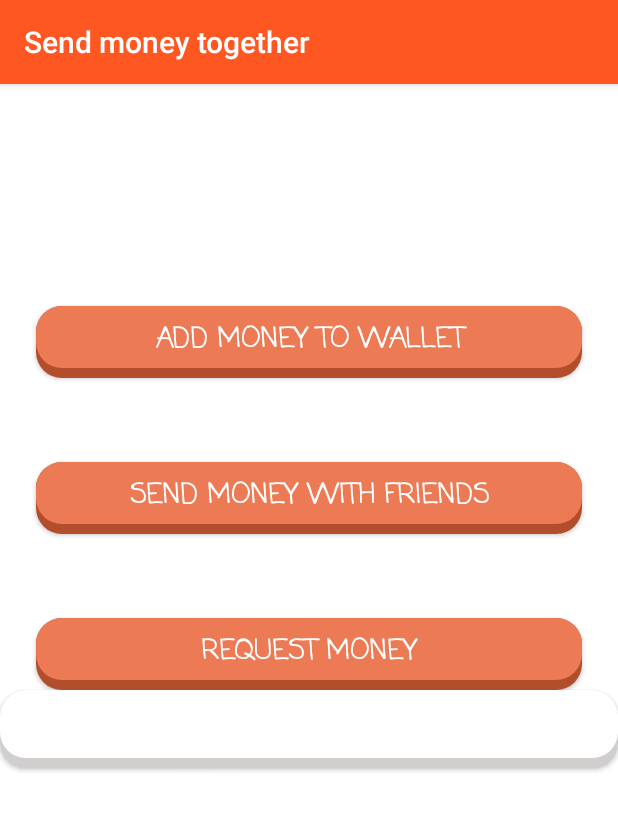
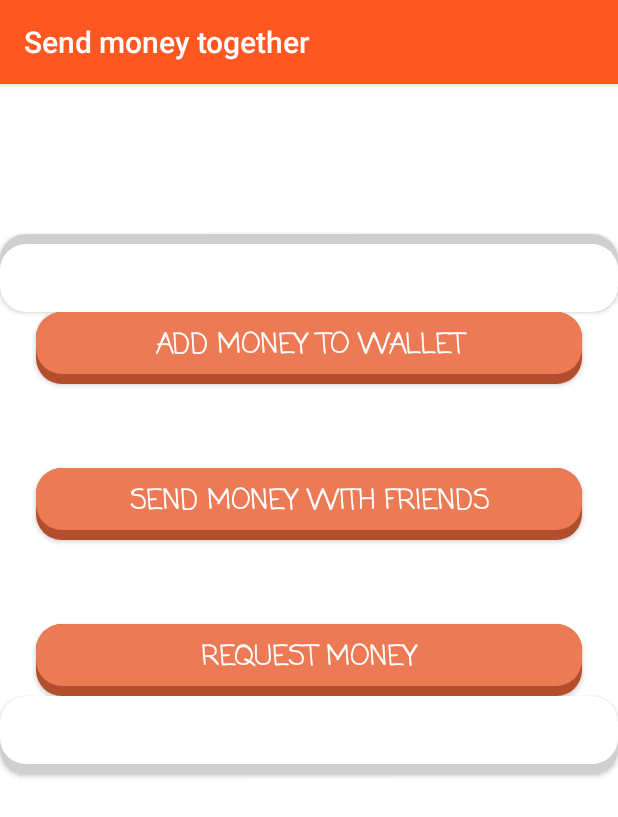
Before and after one commit to Tele582/Flexpad, an Android app: the PaymentActivity screen opened directly, with no data from a screen before it, on a phone screen of 412 x 824 dp. Shown: the top 817 px of the screen. Run offline under Robolectric (Android 15) with nearby library versions, the phone set to English and light mode, and no system bars.

Commit message:
New (Upside) Drawable File

```diff
--- a/app/src/main/res/drawable/white_upside_duolingable.xml
+++ b/app/src/main/res/drawable/white_upside_duolingable.xml
@@ -1,4 +1,30 @@
 <?xml version="1.0" encoding="utf-8"?>
-<selector xmlns:android="http://schemas.android.com/apk/res/android">
+<layer-list xmlns:android="http://schemas.android.com/apk/res/android">
 
-</selector>
+    <!-- Bottom 15dp Shadow -->
+    <item>
+        <shape  android:shape="rectangle">
+
+            <!--            Button Shadow Color -->
+            <solid android:color="#D1CECE" />
+            <corners android:radius="17dp" />
+
+        </shape>
+    </item>
+
+    <!-- White Top color -->
+    <item android:top="10px">
+
+        <shape  android:shape="rectangle">
+            <padding android:bottom="20dp"
+                android:top="10dp"
+                android:left="20dp"
+                android:right="20dp"/>
+
+            <!--            Button TOP Color -->
+            <solid android:color="#ffffff" />
+            <corners android:radius="17dp" />
+        </shape>
+
+    </item>
+</layer-list>
```
